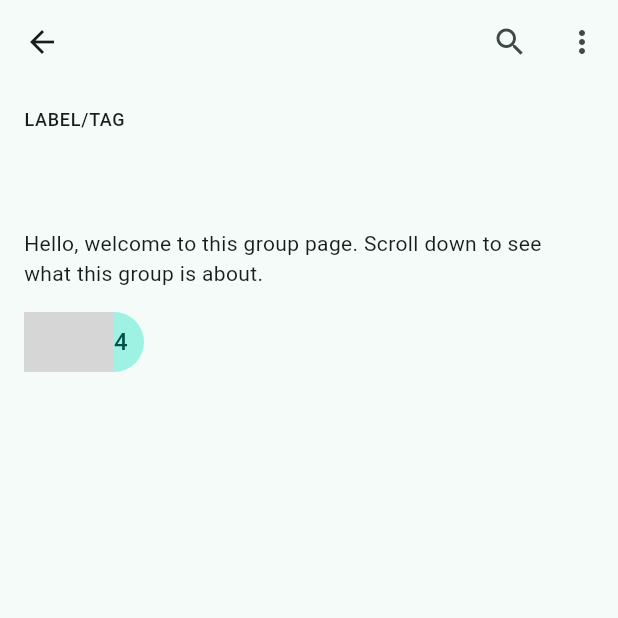
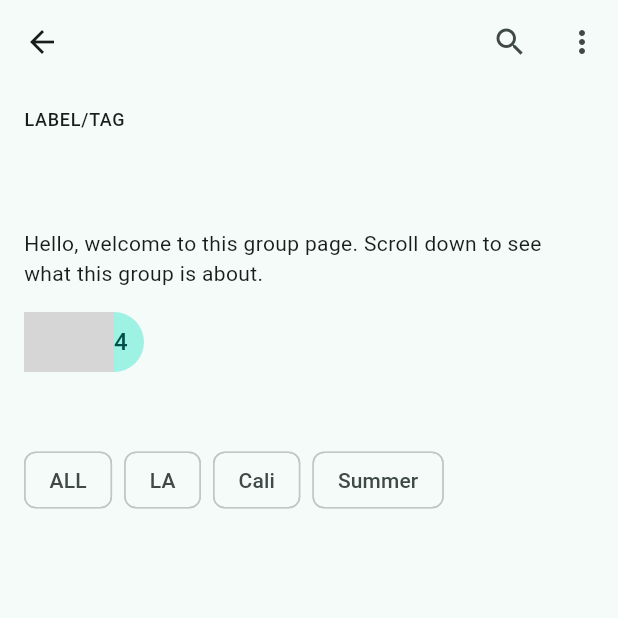
Before and after one commit to danielho774/corkboard, a Flutter app: the BoardScreen screen opened directly with empty values, on a phone screen of 412 x 824 dp, the top half of it. Run offline on Flutter 3.47's test engine with Material 3 defaults, Android fonts, the phone set to English and light mode, and no system bars; our stand-ins replace device_preview, flutter_riverpod, go_router, riverpod_annotation; generated files the repository leaves out were written again; network calls fail; grey boxes are pictures that could not be loaded.

Commit message:
feat: Board Filters, Filter Provider

```diff
--- /dev/null
+++ b/lib/features/boards/data/filter_notifier.dart
@@ -0,0 +1,16 @@
+import 'package:flutter_riverpod/flutter_riverpod.dart';
+
+class FilterNotifier extends Notifier<List<String>> {
+  @override
+  List<String> build() => []; //inital state
+
+  void toggleFilter(String filter) {
+    if (state.contains(filter)) {
+      state = state.where((f) => f != filter).toList(); // remove if already selected
+    } else {
+      state = [...state, filter]; // add if not selected
+    }
+  }
+
+  void resetFilters() => {state = []};
+}
--- /dev/null
+++ b/lib/features/boards/presentation/board_filter_bar.dart
@@ -0,0 +1,31 @@
+import 'package:flutter/material.dart';
+import 'package:flutter_riverpod/flutter_riverpod.dart';
+import '../provider.dart';
+
+class BoardFilterBar extends ConsumerWidget {
+  final List<String> filters;
+
+  const BoardFilterBar({super.key, required this.filters});
+
+  @override
+  Widget build(BuildContext context, WidgetRef ref) {
+    final selectedFilters = ref.watch(filterProvider);
+
+    return SingleChildScrollView(
+      scrollDirection: Axis.horizontal,
+      child: Row(
+        children: filters.map((filter) =>
+          Padding(
+            padding: const EdgeInsets.only(right: 8),
+            child: FilterChip(
+              label: Text(filter),
+              showCheckmark: false,
+              selected: selectedFilters.contains(filter),
+              onSelected: (_) => ref.read(filterProvider.notifier).toggleFilter(filter),
+            ),
+          )
+        ).toList(),
+      ),
+    );
+  }
+}
--- a/lib/features/boards/presentation/board_screen.dart
+++ b/lib/features/boards/presentation/board_screen.dart
@@ -1,18 +1,20 @@
 import 'package:flutter/material.dart';
 import 'package:flutter_riverpod/flutter_riverpod.dart';
 import 'board_header.dart';
-import 'board_avatar_stack.dart';
+import 'board_filter_bar.dart';
+import '../provider.dart';
 
 const double HORIZONTAL_PADDING = 8;
 const double VERTICAL_PADDING = 64;
 
 class BoardScreen extends ConsumerWidget {
+  // TODO: change these to all be pulled from API based on board ID
   final String boardId;
   final String boardName;
-  final String boardLabel = "LABEL/TAG";
-  final String description = "Hello, welcome to this group page. Scroll down to see what this group is about.";
-  final int numUsers = 6;
-
+  final String _boardLabel = "LABEL/TAG";
+  final String _description = "Hello, welcome to this group page. Scroll down to see what this group is about.";
+  final int _numUsers = 6;
+  static const List<String> _filters = ["ALL", "LA", "Cali", "Summer"];
 
   const BoardScreen({super.key,
   required this.boardId,
@@ -20,6 +22,8 @@ class BoardScreen extends ConsumerWidget {
 
   @override
   Widget build(BuildContext context, WidgetRef ref) {
+    final selectedFilters = ref.watch(filterProvider);
+
     return Scaffold (
       body: CustomScrollView(
         slivers: [
@@ -35,8 +39,11 @@ class BoardScreen extends ConsumerWidget {
             child: Padding(
               padding: const EdgeInsets.all(16.0),
               child: Column(            // Column is NOT a sliver — wrapped here
+                crossAxisAlignment: CrossAxisAlignment.start,
                 children: [
-                  BoardHeader(label: boardLabel, title: boardName, description: description, numUsers: numUsers),
+                  BoardHeader(label: _boardLabel, title: boardName, description: _description, numUsers: _numUsers),
+                  SizedBox(height:48),
+                  BoardFilterBar(filters: _filters,),
                 ],
               )
             ),
--- /dev/null
+++ b/lib/features/boards/provider.dart
@@ -0,0 +1,7 @@
+import 'package:flutter_riverpod/flutter_riverpod.dart';
+import 'package:flutter/material.dart';
+import 'data/filter_notifier.dart';
+
+final filterProvider = NotifierProvider<FilterNotifier, List<String>>(
+  FilterNotifier.new,
+);
```
